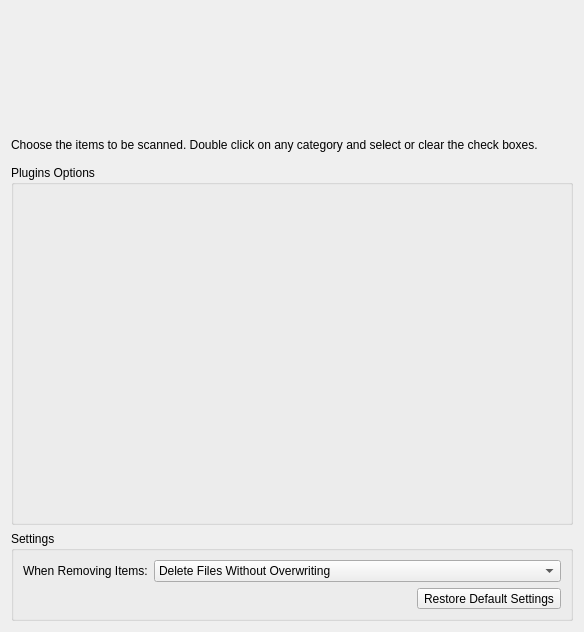
The window that CPC/OptionsWidget.ui (CoEIA/CPC) describes before a commit, drawn with Qt 5.
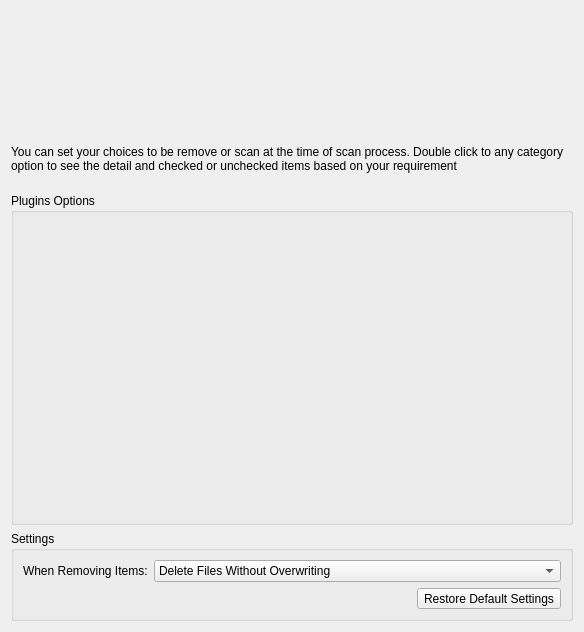
The same window after the commit.

Commit message: about widget change some text Signed-off-by: melmougy <melmougy@ksu.edu.sa>

```diff
--- a/CPC/OptionsWidget.ui
+++ b/CPC/OptionsWidget.ui
@@ -29,7 +29,7 @@
       </sizepolicy>
      </property>
      <property name="text">
-      <string>Choose the items to be scanned. Double click on any category and select or clear the check boxes.</string>
+      <string>You can set your choices to be remove or scan at the time of scan process. Double click to any category option to see the detail and checked or unchecked items based on your requirement</string>
      </property>
      <property name="wordWrap">
       <bool>true</bool>
```
The commit also changes 1 other file.
